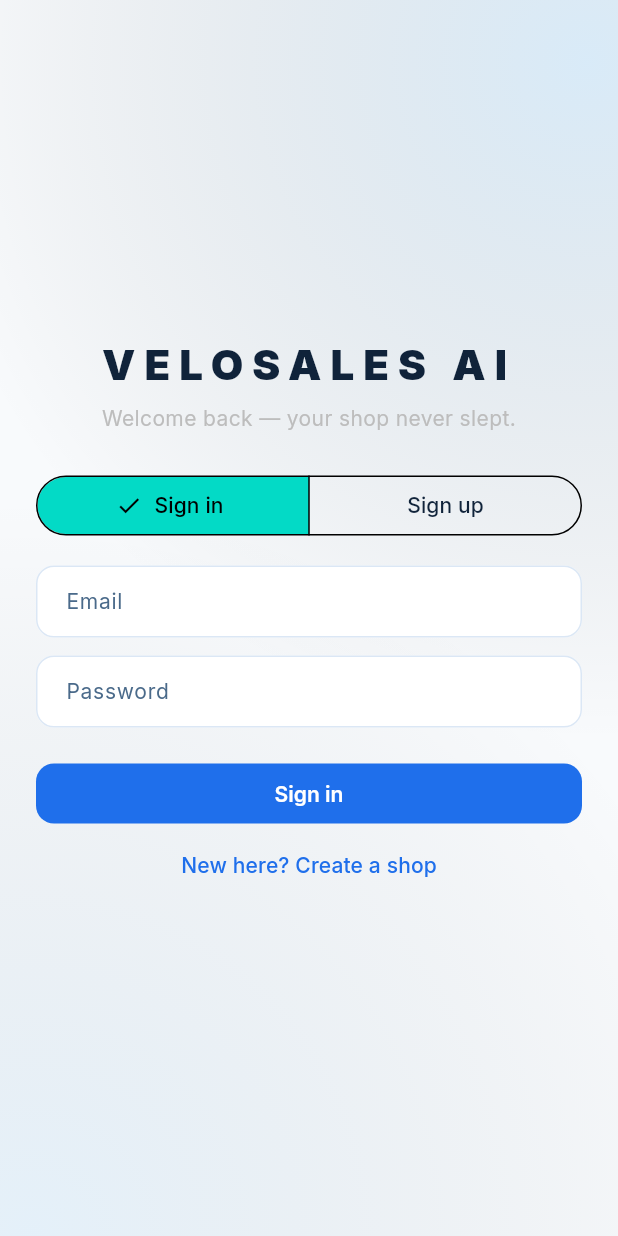
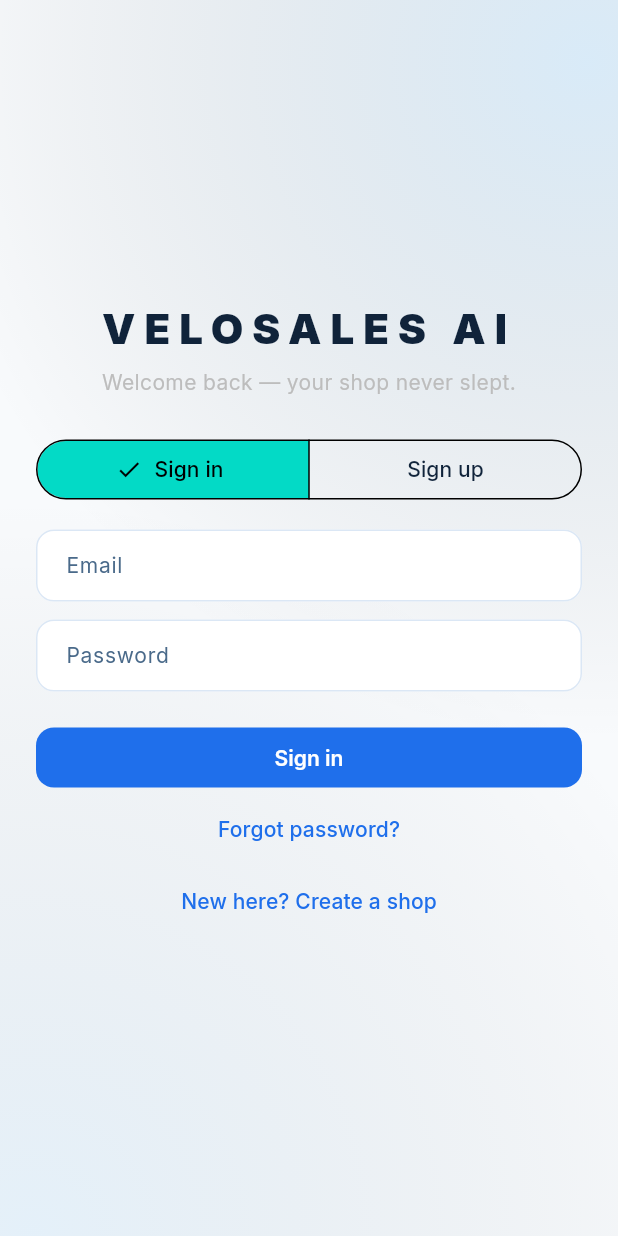
Before and after one commit to abahlight63-ops/Vendora, a Flutter app: the screen it shows after launch, on a phone screen of 412 x 824 dp. Run offline on Flutter 3.47's test engine with Material 3 defaults, Android fonts, the light colour scheme and no system bars; our stand-ins replace shared_preferences; network calls fail.

Commit message:
Mobile auth parity: forgot-password plus OTP link fallback, v1.9.0

```diff
--- a/mobile/lib/api.dart
+++ b/mobile/lib/api.dart
@@ -160,6 +160,25 @@ class ApiClient {
   Future<void> resendOtp(String email) async {
     await post('/api/auth/otp-resend', {'email': email});
   }
+
+  /// OTP fallback: "email didn't arrive? send a LINK instead" (same inbox,
+  /// token flow — works even when codes land in spam).
+  Future<Map<String, dynamic>> otpLink(String email) async =>
+      ((await post('/api/auth/otp-link', {'email': email})) as Map)
+          .cast<String, dynamic>();
+
+  /// Forgot password: always "sent" (server never reveals who has accounts).
+  Future<Map<String, dynamic>> forgot(String email) async =>
+      ((await post('/api/auth/forgot', {'email': email})) as Map)
+          .cast<String, dynamic>();
+
+  /// Consume a reset-link token with a new password (link opens in browser;
+  /// kept here for the day deep links land).
+  Future<Map<String, dynamic>> resetPassword(
+          String token, String password) async =>
+      ((await post('/api/auth/reset', {'token': token, 'password': password}))
+              as Map)
+          .cast<String, dynamic>();
 
   Future<void> logout() async {
     try {
--- a/mobile/lib/screens/auth_screen.dart
+++ b/mobile/lib/screens/auth_screen.dart
@@ -15,7 +15,8 @@ class AuthScreen extends StatefulWidget {
 }
 
 class _AuthScreenState extends State<AuthScreen> {
-  // mode: 0 login · 1 signup · 2 otp
+  // mode: 0 login · 1 signup · 2 otp · 3 forgot (reset link via email,
+  // opened in the browser — deep links are phase 2, the email works today!)
   int _mode = 0;
   final _name = TextEditingController();
   final _email = TextEditingController();
@@ -25,6 +26,7 @@ class _AuthScreenState extends State<AuthScreen> {
   final _ref = TextEditingController(); // referral/promo code (optional — bonus for both sides!)
   bool _busy = false;
   String? _err;
+  String? _ok; // green confirmation line (link sent, code resent — success needs a voice too!)
   String? _refMsg; // live reward preview ("Reward attached…") or null
   bool _refOk = false; // green (attached!) vs red (unknown code — signup still works!)
 
@@ -63,6 +65,7 @@ class _AuthScreenState extends State<AuthScreen> {
     setState(() {
       _busy = true;
       _err = null;
+      _ok = null;
     });
     try {
       await fn();
@@ -102,12 +105,14 @@ class _AuthScreenState extends State<AuthScreen> {
                       ? 'Welcome back — your shop never slept.'
                       : _mode == 1
                           ? 'Open your 24/7 shop in minutes.'
-                          : 'Check your inbox for the 6-digit code.',
+                          : _mode == 3
+                              ? 'Locked out? We all forget things.'
+                              : 'Check your inbox for the 6-digit code.',
                   textAlign: TextAlign.center,
                   style: TextStyle(color: Colors.grey[400]),
                 ),
                 const SizedBox(height: 24),
-                if (_mode != 2)
+                if (_mode == 0 || _mode == 1)
                   SegmentedButton<int>(
                     segments: const [
                       ButtonSegment(value: 0, label: Text('Sign in')),
@@ -132,7 +137,7 @@ class _AuthScreenState extends State<AuthScreen> {
                       decoration:
                           const InputDecoration(labelText: 'Email')),
                 if (_mode != 2) const SizedBox(height: 12),
-                if (_mode != 2)
+                if (_mode == 0 || _mode == 1)
                   TextField(
                       controller: _pass,
                       obscureText: true,
@@ -182,10 +187,21 @@ class _AuthScreenState extends State<AuthScreen> {
                           fontWeight: FontWeight.bold),
                       decoration:
                           const InputDecoration(labelText: '6-digit code')),
+                if (_mode == 3)
+                  const Padding(
+                    padding: EdgeInsets.only(top: 6),
+                    child: Text(
+                        'Type your account email — we send a reset link (1 hour). Open it in your browser, set a new password, then sign in here.',
+                        style: TextStyle(fontSize: 12.5)),
+                  ),
                 if (_err != null) ...[
                   const SizedBox(height: 12),
                   Text(_err!,
                       style: const TextStyle(color: Colors.redAccent)),
+                ],
+                if (_ok != null) ...[
+                  const SizedBox(height: 12),
+                  Text(_ok!, style: const TextStyle(color: Colors.green)),
                 ],
                 const SizedBox(height: 20),
                 FilledButton(
@@ -209,6 +225,12 @@ class _AuthScreenState extends State<AuthScreen> {
                               // Dev-mode auto-login (email service off) skips OTP.
                               if (b['auto'] == true) {
                                 widget.onAuthed();
+                              } else if (_mode == 3) {
+                                await ApiClient.instance
+                                    .forgot(_email.text.trim());
+                                if (!mounted) return;
+                                setState(() => _ok =
+                                    'Reset link sent — check your inbox (and spam). Open it, set a password, then sign in here.');
                               } else {
                                 setState(() => _mode = 2);
                               }
@@ -224,9 +246,11 @@ class _AuthScreenState extends State<AuthScreen> {
                           ? 'Sign in'
                           : _mode == 1
                               ? 'Create shop — free trial'
-                              : 'Verify & enter'),
+                              : _mode == 3
+                                  ? 'Send reset link'
+                                  : 'Verify & enter'),
                 ),
-                if (_mode == 2)
+                if (_mode == 2) ...[
                   TextButton(
                     onPressed: _busy
                         ? null
@@ -234,7 +258,30 @@ class _AuthScreenState extends State<AuthScreen> {
                             .resendOtp(_email.text.trim())),
                     child: const Text('Resend code'),
                   ),
-                if (_mode != 2)
+                  TextButton(
+                    onPressed: _busy
+                        ? null
+                        : () => _run(() async {
+                              final r = await ApiClient.instance
+                                  .otpLink(_email.text.trim());
+                              if (!mounted) return;
+                              setState(() => _ok =
+                                  '${r['message'] ?? 'Link sent — check your inbox AND spam folder.'}');
+                            }),
+                    child: const Text('Email didn\'t arrive? Send a link instead'),
+                  ),
+                ],
+                if (_mode == 0)
+                  TextButton(
+                    onPressed: () => setState(() => _mode = 3),
+                    child: const Text('Forgot password?'),
+                  ),
+                if (_mode == 3)
+                  TextButton(
+                    onPressed: () => setState(() => _mode = 0),
+                    child: const Text('Back to sign in'),
+                  ),
+                if (_mode == 0 || _mode == 1)
                   TextButton(
                     onPressed: () =>
                         setState(() => _mode = _mode == 0 ? 1 : 0),
--- a/mobile/pubspec.yaml
+++ b/mobile/pubspec.yaml
@@ -16,7 +16,7 @@ publish_to: 'none' # Remove this line if you wish to publish to pub.dev
 # https://developer.apple.com/library/archive/documentation/General/Reference/InfoPlistKeyReference/Articles/CoreFoundationKeys.html
 # In Windows, build-name is used as the major, minor, and patch parts
 # of the product and file versions while build-number is used as the build suffix.
-version: 1.0.0+1
+version: 1.9.0+2
 
 environment:
   sdk: ^3.12.2
```
